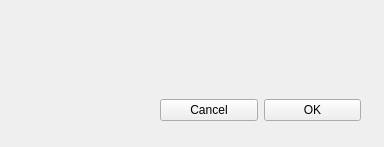
vilhjalmur12/verklegt_1, file verklegt_vika_3/verklegt_GUI/UI/errorwindow.ui: the form before one commit.
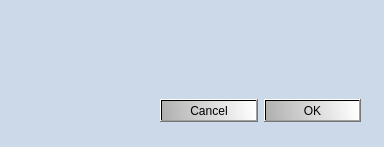
The form after the commit. Icons and pictures are not drawn.

Commit message: errorwindow ui vinnsla

Patch:
```diff
--- a/verklegt_vika_3/verklegt_GUI/UI/errorwindow.ui
+++ b/verklegt_vika_3/verklegt_GUI/UI/errorwindow.ui
@@ -19,6 +19,28 @@
   <property name="windowTitle">
    <string>Form</string>
   </property>
+  <property name="windowIcon">
+   <iconset resource="../resources.qrc">
+    <normaloff>:/icons/Images/DB.jpg</normaloff>:/icons/Images/DB.jpg</iconset>
+  </property>
+  <property name="styleSheet">
+   <string notr="true">QWidget{
+background-color: rgb(204, 217, 233);
+}
+
+QPushButton{
+color: rgb(0, 0, 0);
+background-color: qlineargradient(spread:pad, x1:0, y1:0.619, x2:1, y2:0.58, stop:0 rgba(176, 176, 176, 255), stop:1 rgba(255, 255, 255, 255));
+}
+
+QPushButton::hover{
+background-color: qlineargradient(spread:reflect, x1:0, y1:0, x2:1, y2:1, stop:0.318408 rgba(69, 69, 69, 255), stop:1 rgba(162, 162, 162, 255));
+}
+
+QPushButton::pressed{
+background-color: qlineargradient(spread:reflect, x1:0, y1:0, x2:1, y2:1, stop:0.318408 rgba(69, 69, 69, 255), stop:1 rgba(162, 162, 162, 255));
+}</string>
+  </property>
   <widget class="QLabel" name="label_errorLabel">
    <property name="geometry">
     <rect>
@@ -35,7 +57,7 @@
     <set>Qt::AlignCenter</set>
    </property>
   </widget>
-  <widget class="QWidget" name="">
+  <widget class="QWidget" name="layoutWidget">
    <property name="geometry">
     <rect>
      <x>160</x>
```
Left out of the diff: 4 changed lines with no effect on the pictures.
